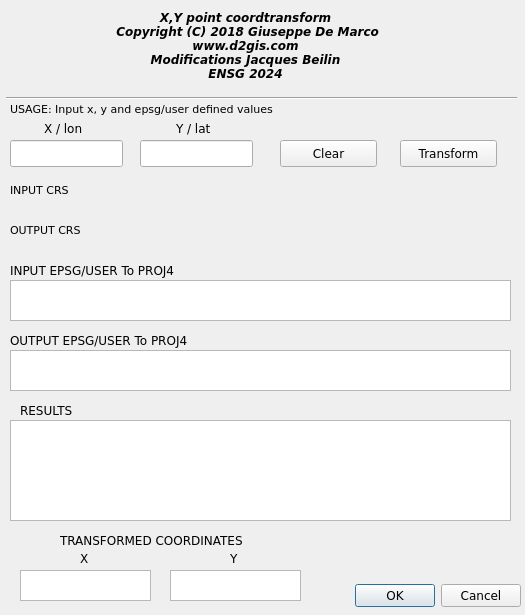
Before: the Qt Designer form ui_coordtransform.ui in jbeilin/Coordtransform, drawn with Qt 5.
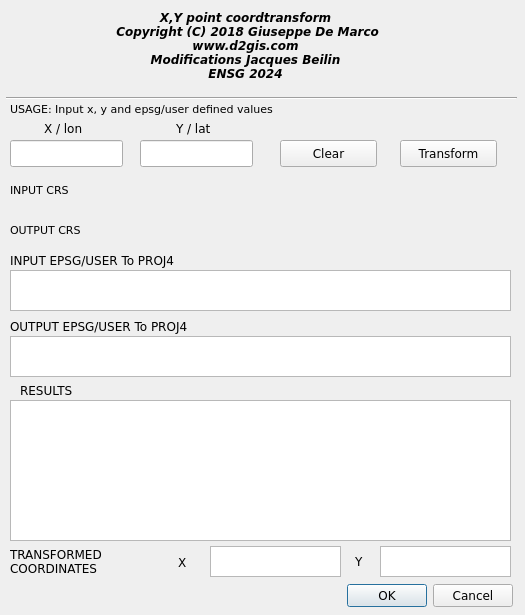
After: the same form once the commit is applied. Custom widgets are drawn as their Qt base class.

The edit to the form file:
```diff
--- a/ui_coordtransform.ui
+++ b/ui_coordtransform.ui
@@ -16,7 +16,7 @@
   <widget class="QDialogButtonBox" name="OK">
    <property name="geometry">
     <rect>
-     <x>350</x>
+     <x>342</x>
      <y>580</y>
      <width>171</width>
      <height>32</height>
@@ -71,9 +71,9 @@
    <property name="geometry">
     <rect>
      <x>10</x>
-     <y>420</y>
+     <y>400</y>
      <width>501</width>
-     <height>101</height>
+     <height>141</height>
     </rect>
    </property>
    <property name="font">
@@ -163,7 +163,7 @@
    <property name="geometry">
     <rect>
      <x>20</x>
-     <y>400</y>
+     <y>380</y>
      <width>61</width>
      <height>20</height>
     </rect>
@@ -250,7 +250,7 @@
    <property name="geometry">
     <rect>
      <x>10</x>
-     <y>260</y>
+     <y>250</y>
      <width>211</width>
      <height>20</height>
     </rect>
@@ -269,7 +269,7 @@
    <property name="geometry">
     <rect>
      <x>10</x>
-     <y>330</y>
+     <y>316</y>
      <width>221</width>
      <height>20</height>
     </rect>
@@ -287,8 +287,8 @@
   <widget class="QLabel" name="label_11">
    <property name="geometry">
     <rect>
-     <x>80</x>
-     <y>550</y>
+     <x>178</x>
+     <y>554</y>
      <width>21</width>
      <height>17</height>
     </rect>
@@ -306,8 +306,8 @@
   <widget class="QLabel" name="label_12">
    <property name="geometry">
     <rect>
-     <x>230</x>
-     <y>550</y>
+     <x>355</x>
+     <y>553</y>
      <width>21</width>
      <height>17</height>
     </rect>
@@ -325,10 +325,10 @@
   <widget class="QLabel" name="label_13">
    <property name="geometry">
     <rect>
-     <x>60</x>
-     <y>530</y>
-     <width>251</width>
-     <height>20</height>
+     <x>10</x>
+     <y>546</y>
+     <width>121</width>
+     <height>31</height>
     </rect>
    </property>
    <property name="font">
@@ -338,14 +338,15 @@
     </font>
    </property>
    <property name="text">
-    <string>TRANSFORMED COORDINATES</string>
+    <string>TRANSFORMED 
+COORDINATES</string>
    </property>
   </widget>
   <widget class="QTextBrowser" name="inputproj4">
    <property name="geometry">
     <rect>
      <x>10</x>
-     <y>280</y>
+     <y>270</y>
      <width>501</width>
      <height>41</height>
     </rect>
@@ -361,7 +362,7 @@
    <property name="geometry">
     <rect>
      <x>10</x>
-     <y>350</y>
+     <y>336</y>
      <width>501</width>
      <height>41</height>
     </rect>
@@ -376,8 +377,8 @@
   <widget class="QTextBrowser" name="trfX">
    <property name="geometry">
     <rect>
-     <x>20</x>
-     <y>570</y>
+     <x>210</x>
+     <y>546</y>
      <width>131</width>
      <height>31</height>
     </rect>
@@ -392,8 +393,8 @@
   <widget class="QTextBrowser" name="trfY">
    <property name="geometry">
     <rect>
-     <x>170</x>
-     <y>570</y>
+     <x>380</x>
+     <y>546</y>
      <width>131</width>
      <height>31</height>
     </rect>
```
Left out of the diff: 1 changed line with no effect on the pictures.
